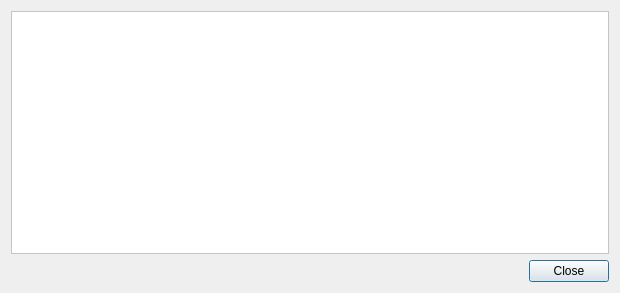
This is src/qt/forms/transactiondescdialog.ui in withu2018/infinitecoin as Qt 5 draws it before an edit. The edited form follows.
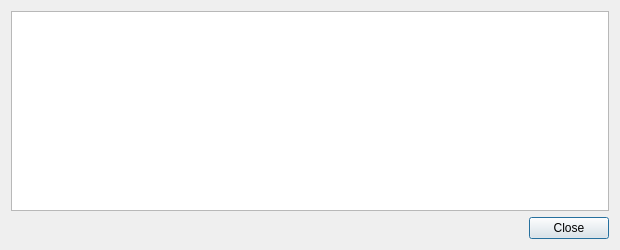
This is the edited form.

Patch:
```diff
--- a/src/qt/forms/transactiondescdialog.ui
+++ b/src/qt/forms/transactiondescdialog.ui
@@ -7,201 +7,21 @@
     <x>0</x>
     <y>0</y>
     <width>620</width>
-    <height>293</height>
+    <height>250</height>
    </rect>
   </property>
-  <property name="minimumSize">
-   <size>
-    <width>620</width>
-    <height>293</height>
-   </size>
-  </property>
-  <property name="maximumSize">
-   <size>
-    <width>620</width>
-    <height>293</height>
-   </size>
-  </property>
   <property name="windowTitle">
    <string>Transaction details</string>
   </property>
   <layout class="QVBoxLayout" name="verticalLayout">
    <item>
-    <layout class="QVBoxLayout" name="verticalLayout_2">
-     <property name="sizeConstraint">
-      <enum>QLayout::SetDefaultConstraint</enum>
+    <widget class="QTextEdit" name="detailText">
+     <property name="toolTip">
+      <string>This pane shows a detailed description of the transaction</string>
      </property>
-     <item>
-      <widget class="QScrollArea" name="scrollArea">
-       <property name="styleSheet">
-        <string notr="true">background-color: rgb(255, 255, 255);</string>
-       </property>
-       <property name="widgetResizable">
-        <bool>true</bool>
-       </property>
-       <widget class="QWidget" name="scrollAreaWidgetContents">
-        <property name="geometry">
-         <rect>
-          <x>0</x>
-          <y>0</y>
-          <width>598</width>
-          <height>238</height>
-         </rect>
-        </property>
-        <property name="maximumSize">
-         <size>
-          <width>16777215</width>
-          <height>373</height>
-         </size>
-        </property>
-        <widget class="QLabel" name="detailText">
-         <property name="geometry">
-          <rect>
-           <x>0</x>
-           <y>0</y>
-           <width>300</width>
-           <height>71</height>
-          </rect>
-         </property>
-         <property name="sizePolicy">
-          <sizepolicy hsizetype="Preferred" vsizetype="Preferred">
-           <horstretch>0</horstretch>
-           <verstretch>0</verstretch>
-          </sizepolicy>
-         </property>
-         <property name="maximumSize">
-          <size>
-           <width>661</width>
-           <height>271</height>
-          </size>
-         </property>
-         <property name="palette">
-          <palette>
-           <active>
-            <colorrole role="Button">
-             <brush brushstyle="SolidPattern">
-              <color alpha="255">
-               <red>255</red>
-               <green>255</green>
-               <blue>255</blue>
-              </color>
-             </brush>
-            </colorrole>
-            <colorrole role="Base">
-             <brush brushstyle="SolidPattern">
-              <color alpha="255">
-               <red>255</red>
-               <green>255</green>
-               <blue>255</blue>
-              </color>
-             </brush>
-            </colorrole>
-            <colorrole role="Window">
-             <brush brushstyle="SolidPattern">
-              <color alpha="255">
-               <red>255</red>
-               <green>255</green>
-               <blue>255</blue>
-              </color>
-             </brush>
-            </colorrole>
-           </active>
-           <inactive>
-            <colorrole role="Button">
-             <brush brushstyle="SolidPattern">
-              <color alpha="255">
-               <red>255</red>
-               <green>255</green>
-               <blue>255</blue>
-              </color>
-             </brush>
-            </colorrole>
-            <colorrole role="Base">
-             <brush brushstyle="SolidPattern">
-              <color alpha="255">
-               <red>255</red>
-               <green>255</green>
-               <blue>255</blue>
-              </color>
-             </brush>
-            </colorrole>
-            <colorrole role="Window">
-             <brush brushstyle="SolidPattern">
-              <color alpha="255">
-               <red>255</red>
-               <green>255</green>
-               <blue>255</blue>
-              </color>
-             </brush>
-            </colorrole>
-           </inactive>
-           <disabled>
-            <colorrole role="Button">
-             <brush brushstyle="SolidPattern">
-              <color alpha="255">
-               <red>255</red>
-               <green>255</green>
-               <blue>255</blue>
-              </color>
-             </brush>
-            </colorrole>
-            <colorrole role="Base">
-             <brush brushstyle="SolidPattern">
-              <color alpha="255">
-               <red>255</red>
-               <green>255</green>
-               <blue>255</blue>
-              </color>
-             </brush>
-            </colorrole>
-            <colorrole role="Window">
-             <brush brushstyle="SolidPattern">
-              <color alpha="255">
-               <red>255</red>
-               <green>255</green>
-               <blue>255</blue>
-              </color>
-             </brush>
-            </colorrole>
-           </disabled>
-          </palette>
-         </property>
-         <property name="font">
-          <font>
-           <pointsize>10</pointsize>
-          </font>
-         </property>
-         <property name="autoFillBackground">
-          <bool>false</bool>
-         </property>
-         <property name="styleSheet">
-          <string notr="true">
-border-color: rgb(0, 0, 0);
-background-color: rgb(255, 255, 255);</string>
-         </property>
-         <property name="frameShape">
-          <enum>QFrame::NoFrame</enum>
-         </property>
-         <property name="text">
-          <string>&lt;html&gt;&lt;head/&gt;&lt;body&gt;&lt;p&gt;&lt;br/&gt;&lt;/p&gt;&lt;/body&gt;&lt;/html&gt;</string>
-         </property>
-         <property name="alignment">
-          <set>Qt::AlignLeading|Qt::AlignLeft|Qt::AlignTop</set>
-         </property>
-         <property name="wordWrap">
+     <property name="readOnly">
           <bool>true</bool>
          </property>
-         <property name="margin">
-          <number>10</number>
-         </property>
-         <property name="openExternalLinks">
-          <bool>true</bool>
-         </property>
-         <property name="textInteractionFlags">
-          <set>Qt::LinksAccessibleByKeyboard|Qt::LinksAccessibleByMouse|Qt::TextBrowserInteraction|Qt::TextSelectableByKeyboard|Qt::TextSelectableByMouse</set>
-         </property>
-        </widget>
-       </widget>
       </widget>
      </item>
      <item>
@@ -215,8 +35,6 @@
       </widget>
      </item>
     </layout>
-   </item>
-  </layout>
  </widget>
  <resources/>
  <connections>
```
